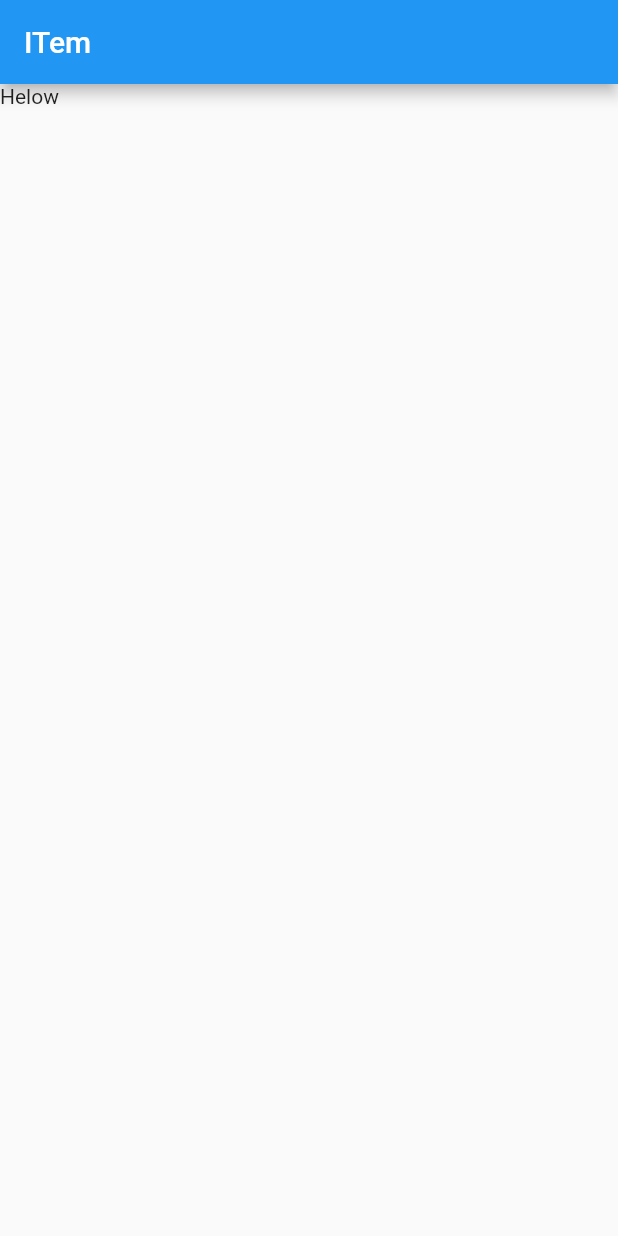
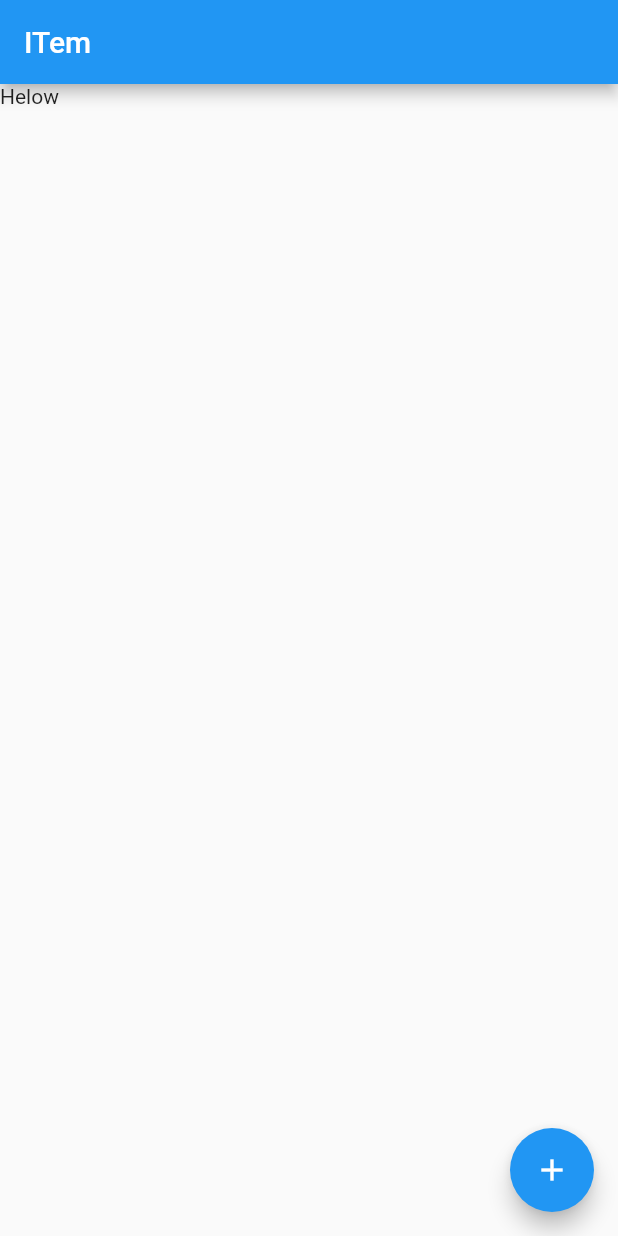
Before and after one commit to phaiotkanthawichit/myform, a Flutter app: the screen it shows after launch, on a phone screen of 412 x 824 dp. Run offline on Flutter 3.47's test engine with Material 2 defaults, Android fonts, the light colour scheme and no system bars.

Commit message:
floating

```diff
--- a/lib/main.dart
+++ b/lib/main.dart
@@ -1,19 +1,56 @@
 import 'package:flutter/material.dart';
 
-class MainPage extends StatefulWidget {
+class AddItemPage extends StatefulWidget {
   @override
-  State<MainPage> createState() {
+  State<StatefulWidget> createState() {
+    return AddItemPageState();
+  }
+}
+
+class AddItemPageState extends State<AddItemPage>
+ {
+  @override
+  Widget build(BuildContext context) {
+    return Scaffold(
+      appBar: AppBar(
+        title: Text("Add Item"),
+      ),
+      body: Column(
+        children: <Widget>[
+          Text("Helo"),
+        ],
+      ),
+    );
+  }
+}
+
+class MainPage extends StatefulWidget
+ {
+  @override
+  State<StatefulWidget> createState() {
     return MainPageState();
   }
 }
 
-class MainPageState extends State<MainPage> {
+class MainPageState extends State<MainPage>
+ {
+  showAddItemPage()
+   {
+    Navigator.of(context).push(MaterialPageRoute(builder: (context) {
+      return AddItemPage();
+    }));
+  }
   @override
   Widget build(BuildContext context) {
     return Scaffold(
       appBar: AppBar(
         title: Text('ITem'),
       ),
+      floatingActionButton: FloatingActionButton(
+        child: Icon(Icons.add),
+        onPressed: showAddItemPage,
+        ),
+
       body: Column(
         children: <Widget>[
           Text('Helow'),
```
